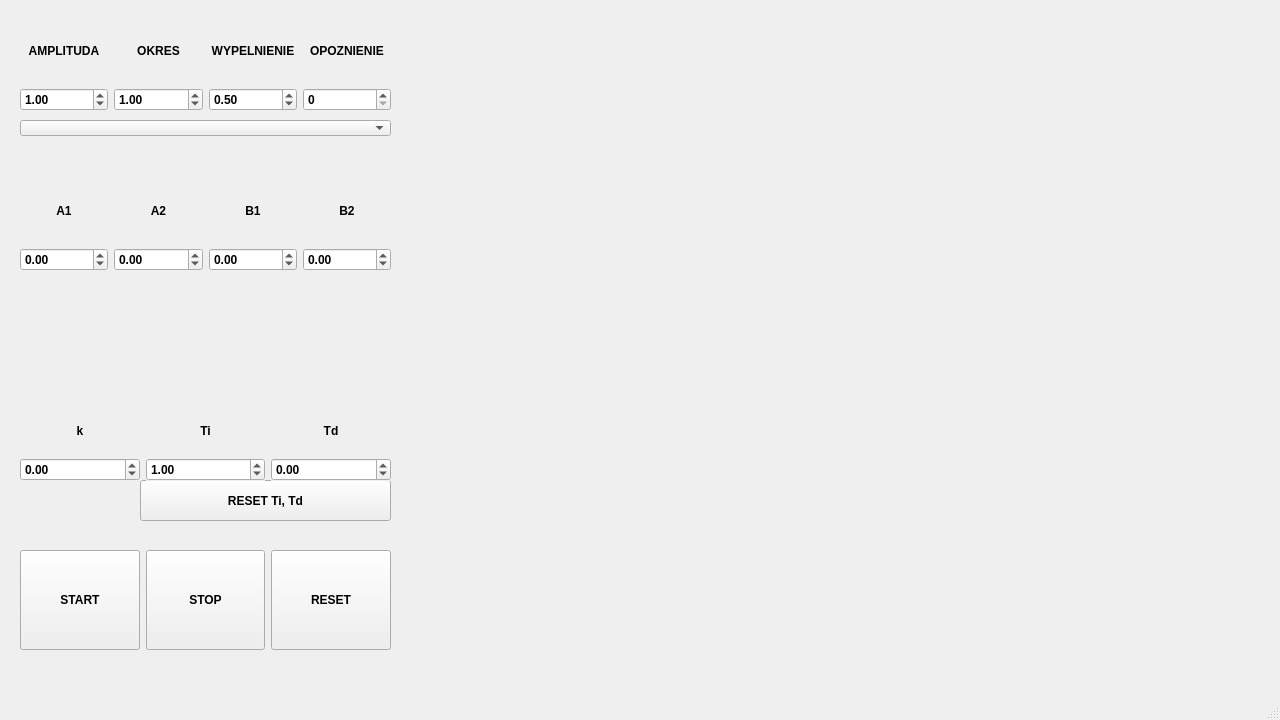
First picture: the form in mainwindow.ui, repository GrzegorzFalkiewicz/AutoControl-Simulator, before the edit.
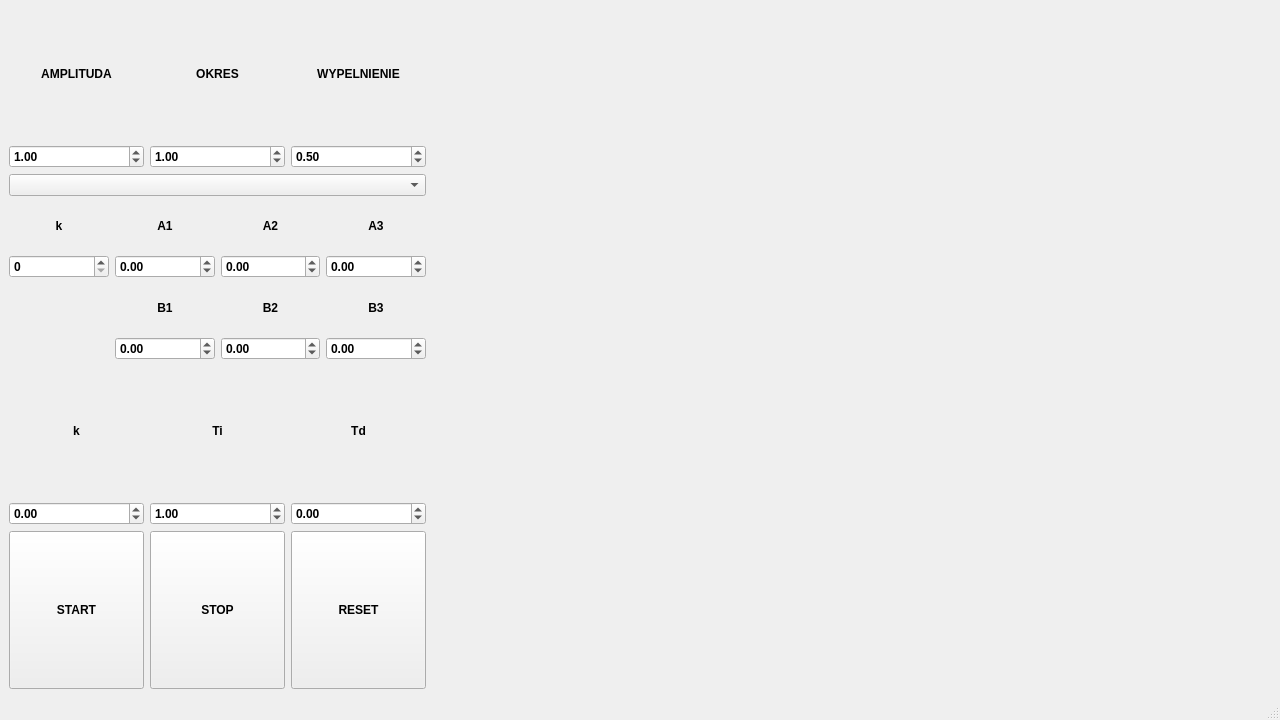
Second picture: the form after the edit.

```diff
--- a/mainwindow.ui
+++ b/mainwindow.ui
@@ -38,168 +38,90 @@
    <bool>true</bool>
   </property>
   <widget class="QWidget" name="centralwidget">
-   <widget class="QWidget" name="verticalLayoutWidget">
-    <property name="geometry">
-     <rect>
-      <x>440</x>
-      <y>20</y>
-      <width>821</width>
-      <height>291</height>
-     </rect>
-    </property>
-    <layout class="QVBoxLayout" name="verticalLayout">
-     <property name="sizeConstraint">
-      <enum>QLayout::SizeConstraint::SetDefaultConstraint</enum>
-     </property>
-    </layout>
-   </widget>
-   <widget class="QWidget" name="verticalLayoutWidget_4">
-    <property name="geometry">
-     <rect>
-      <x>440</x>
-      <y>390</y>
-      <width>821</width>
-      <height>291</height>
-     </rect>
-    </property>
-    <layout class="QVBoxLayout" name="verticalLayoutPID"/>
-   </widget>
-   <widget class="QPushButton" name="resetPIDButton">
-    <property name="geometry">
-     <rect>
-      <x>140</x>
-      <y>480</y>
-      <width>251</width>
-      <height>41</height>
-     </rect>
-    </property>
+   <layout class="QGridLayout" name="gridLayout_5">
+    <item row="4" column="0">
+     <layout class="QHBoxLayout" name="horizontalLayout">
+      <item>
+       <widget class="QPushButton" name="startButton">
+        <property name="minimumSize">
+         <size>
+          <width>0</width>
+          <height>100</height>
+         </size>
+        </property>
+        <property name="maximumSize">
+         <size>
+          <width>16777215</width>
+          <height>300</height>
+         </size>
+        </property>
     <property name="autoFillBackground">
      <bool>true</bool>
     </property>
     <property name="text">
-     <string>RESET Ti, Td</string>
-    </property>
-   </widget>
-   <widget class="QWidget" name="gridLayoutWidget">
-    <property name="geometry">
-     <rect>
-      <x>20</x>
-      <y>410</y>
-      <width>371</width>
-      <height>71</height>
-     </rect>
-    </property>
-    <layout class="QGridLayout" name="gridLayout_2">
-     <item row="0" column="1">
-      <widget class="QLabel" name="label_5">
-       <property name="autoFillBackground">
-        <bool>true</bool>
-       </property>
-       <property name="text">
-        <string>k</string>
-       </property>
-       <property name="alignment">
-        <set>Qt::AlignmentFlag::AlignCenter</set>
-       </property>
-      </widget>
-     </item>
-     <item row="0" column="2">
-      <widget class="QLabel" name="label_6">
+         <string>START</string>
+        </property>
+       </widget>
+      </item>
+      <item>
+       <widget class="QPushButton" name="stopButton">
+        <property name="minimumSize">
+         <size>
+          <width>0</width>
+          <height>100</height>
+         </size>
+        </property>
+        <property name="maximumSize">
+         <size>
+          <width>16777215</width>
+          <height>300</height>
+         </size>
+        </property>
        <property name="autoFillBackground">
         <bool>true</bool>
        </property>
        <property name="text">
-        <string>Ti</string>
-       </property>
-       <property name="alignment">
-        <set>Qt::AlignmentFlag::AlignCenter</set>
-       </property>
-      </widget>
-     </item>
-     <item row="1" column="2">
-      <widget class="QDoubleSpinBox" name="spinBoxTi">
-       <property name="autoFillBackground">
-        <bool>true</bool>
-       </property>
-       <property name="minimum">
-        <double>-100.000000000000000</double>
-       </property>
-       <property name="maximum">
-        <double>100.000000000000000</double>
-       </property>
-       <property name="singleStep">
-        <double>0.100000000000000</double>
-       </property>
-       <property name="value">
-        <double>1.000000000000000</double>
-       </property>
-      </widget>
-     </item>
-     <item row="1" column="1">
-      <widget class="QDoubleSpinBox" name="spinBoxK">
+         <string>STOP</string>
+        </property>
+       </widget>
+      </item>
+      <item>
+       <widget class="QPushButton" name="resetButton">
+        <property name="minimumSize">
+         <size>
+          <width>0</width>
+          <height>100</height>
+         </size>
+        </property>
+        <property name="maximumSize">
+         <size>
+          <width>16777215</width>
+          <height>300</height>
+         </size>
+        </property>
        <property name="autoFillBackground">
         <bool>true</bool>
        </property>
-       <property name="minimum">
-        <double>-100.000000000000000</double>
-       </property>
-       <property name="maximum">
-        <double>100.000000000000000</double>
-       </property>
-       <property name="singleStep">
-        <double>0.100000000000000</double>
-       </property>
-      </widget>
-     </item>
-     <item row="1" column="3">
-      <widget class="QDoubleSpinBox" name="spinBoxTd">
-       <property name="autoFillBackground">
-        <bool>true</bool>
-       </property>
-       <property name="minimum">
-        <double>-100.000000000000000</double>
-       </property>
-       <property name="maximum">
-        <double>100.000000000000000</double>
-       </property>
-       <property name="singleStep">
-        <double>0.100000000000000</double>
-       </property>
-      </widget>
-     </item>
-     <item row="0" column="3">
-      <widget class="QLabel" name="label_7">
-       <property name="layoutDirection">
-        <enum>Qt::LayoutDirection::LeftToRight</enum>
-       </property>
-       <property name="autoFillBackground">
-        <bool>true</bool>
-       </property>
-       <property name="frameShape">
-        <enum>QFrame::Shape::NoFrame</enum>
-       </property>
        <property name="text">
-        <string>Td</string>
-       </property>
-       <property name="alignment">
-        <set>Qt::AlignmentFlag::AlignCenter</set>
-       </property>
+         <string>RESET</string>
+        </property>
       </widget>
      </item>
     </layout>
-   </widget>
-   <widget class="QWidget" name="gridLayoutWidget_2">
-    <property name="geometry">
-     <rect>
-      <x>20</x>
-      <y>20</y>
-      <width>371</width>
-      <height>91</height>
-     </rect>
-    </property>
+    </item>
+    <item row="3" column="2" rowspan="2">
+     <layout class="QVBoxLayout" name="verticalLayoutUchyb"/>
+    </item>
+    <item row="0" column="0">
     <layout class="QGridLayout" name="gridLayout_3">
      <item row="1" column="0">
       <widget class="QDoubleSpinBox" name="spinBoxAmplituda">
+        <property name="minimumSize">
+         <size>
+          <width>134</width>
+          <height>23</height>
+         </size>
+        </property>
        <property name="maximum">
         <double>10.000000000000000</double>
        </property>
@@ -213,6 +135,12 @@
      </item>
      <item row="1" column="1">
       <widget class="QDoubleSpinBox" name="spinBoxOkres">
+        <property name="minimumSize">
+         <size>
+          <width>135</width>
+          <height>23</height>
+         </size>
+        </property>
        <property name="minimum">
         <double>0.100000000000000</double>
        </property>
@@ -227,21 +155,14 @@
        </property>
       </widget>
      </item>
-     <item row="0" column="3">
-      <widget class="QLabel" name="label_11">
-       <property name="autoFillBackground">
-        <bool>true</bool>
-       </property>
-       <property name="text">
-        <string>OPOZNIENIE</string>
-       </property>
-       <property name="alignment">
-        <set>Qt::AlignmentFlag::AlignCenter</set>
-       </property>
-      </widget>
-     </item>
      <item row="1" column="2">
       <widget class="QDoubleSpinBox" name="spinBoxWypelnienie">
+        <property name="minimumSize">
+         <size>
+          <width>134</width>
+          <height>23</height>
+         </size>
+        </property>
        <property name="maximum">
         <double>1.000000000000000</double>
        </property>
@@ -255,6 +176,24 @@
      </item>
      <item row="0" column="0">
       <widget class="QLabel" name="label_8">
+        <property name="sizePolicy">
+         <sizepolicy hsizetype="Minimum" vsizetype="Minimum">
+          <horstretch>0</horstretch>
+          <verstretch>0</verstretch>
+         </sizepolicy>
+        </property>
+        <property name="minimumSize">
+         <size>
+          <width>134</width>
+          <height>123</height>
+         </size>
+        </property>
+        <property name="maximumSize">
+         <size>
+          <width>16777215</width>
+          <height>300</height>
+         </size>
+        </property>
        <property name="layoutDirection">
         <enum>Qt::LayoutDirection::LeftToRight</enum>
        </property>
@@ -272,15 +211,20 @@
        </property>
       </widget>
      </item>
-     <item row="1" column="3">
-      <widget class="QSpinBox" name="spinBoxCzas">
-       <property name="maximum">
-        <number>100</number>
-       </property>
-      </widget>
-     </item>
      <item row="0" column="1">
       <widget class="QLabel" name="label_9">
+        <property name="minimumSize">
+         <size>
+          <width>135</width>
+          <height>123</height>
+         </size>
+        </property>
+        <property name="maximumSize">
+         <size>
+          <width>16777215</width>
+          <height>300</height>
+         </size>
+        </property>
        <property name="autoFillBackground">
         <bool>true</bool>
        </property>
@@ -294,6 +238,18 @@
      </item>
      <item row="0" column="2">
       <widget class="QLabel" name="label_10">
+        <property name="minimumSize">
+         <size>
+          <width>134</width>
+          <height>123</height>
+         </size>
+        </property>
+        <property name="maximumSize">
+         <size>
+          <width>16777215</width>
+          <height>300</height>
+         </size>
+        </property>
        <property name="autoFillBackground">
         <bool>true</bool>
        </property>
@@ -306,32 +262,219 @@
       </widget>
      </item>
     </layout>
-   </widget>
+    </item>
+    <item row="3" column="0">
+     <layout class="QGridLayout" name="gridLayout_2">
+      <item row="0" column="1">
+       <widget class="QLabel" name="label_5">
+        <property name="maximumSize">
+         <size>
+          <width>16777215</width>
+          <height>300</height>
+         </size>
+        </property>
+        <property name="autoFillBackground">
+         <bool>true</bool>
+        </property>
+        <property name="text">
+         <string>k</string>
+        </property>
+        <property name="alignment">
+         <set>Qt::AlignmentFlag::AlignCenter</set>
+        </property>
+       </widget>
+      </item>
+      <item row="0" column="2">
+       <widget class="QLabel" name="label_6">
+        <property name="maximumSize">
+         <size>
+          <width>16777215</width>
+          <height>300</height>
+         </size>
+        </property>
+        <property name="autoFillBackground">
+         <bool>true</bool>
+        </property>
+        <property name="text">
+         <string>Ti</string>
+        </property>
+        <property name="alignment">
+         <set>Qt::AlignmentFlag::AlignCenter</set>
+        </property>
+       </widget>
+      </item>
+      <item row="1" column="2">
+       <widget class="QDoubleSpinBox" name="spinBoxTi">
+        <property name="autoFillBackground">
+         <bool>true</bool>
+        </property>
+        <property name="minimum">
+         <double>-100.000000000000000</double>
+        </property>
+        <property name="maximum">
+         <double>100.000000000000000</double>
+        </property>
+        <property name="singleStep">
+         <double>0.100000000000000</double>
+        </property>
+        <property name="value">
+         <double>1.000000000000000</double>
+        </property>
+       </widget>
+      </item>
+      <item row="1" column="1">
+       <widget class="QDoubleSpinBox" name="spinBoxK">
+        <property name="autoFillBackground">
+         <bool>true</bool>
+        </property>
+        <property name="minimum">
+         <double>-100.000000000000000</double>
+        </property>
+        <property name="maximum">
+         <double>100.000000000000000</double>
+        </property>
+        <property name="singleStep">
+         <double>0.100000000000000</double>
+        </property>
+       </widget>
+      </item>
+      <item row="1" column="3">
+       <widget class="QDoubleSpinBox" name="spinBoxTd">
+        <property name="autoFillBackground">
+         <bool>true</bool>
+        </property>
+        <property name="minimum">
+         <double>-100.000000000000000</double>
+        </property>
+        <property name="maximum">
+         <double>100.000000000000000</double>
+        </property>
+        <property name="singleStep">
+         <double>0.100000000000000</double>
+        </property>
+       </widget>
+      </item>
+      <item row="0" column="3">
+       <widget class="QLabel" name="label_7">
+        <property name="sizePolicy">
+         <sizepolicy hsizetype="Preferred" vsizetype="Preferred">
+          <horstretch>0</horstretch>
+          <verstretch>0</verstretch>
+         </sizepolicy>
+        </property>
+        <property name="minimumSize">
+         <size>
+          <width>0</width>
+          <height>50</height>
+         </size>
+        </property>
+        <property name="maximumSize">
+         <size>
+          <width>16777215</width>
+          <height>300</height>
+         </size>
+        </property>
+        <property name="layoutDirection">
+         <enum>Qt::LayoutDirection::LeftToRight</enum>
+        </property>
+        <property name="autoFillBackground">
+         <bool>true</bool>
+        </property>
+        <property name="frameShape">
+         <enum>QFrame::Shape::NoFrame</enum>
+        </property>
+        <property name="text">
+         <string>Td</string>
+        </property>
+        <property name="alignment">
+         <set>Qt::AlignmentFlag::AlignCenter</set>
+        </property>
+       </widget>
+      </item>
+     </layout>
+    </item>
+    <item row="1" column="0">
    <widget class="QComboBox" name="signalTypeComboBox">
-    <property name="geometry">
-     <rect>
-      <x>20</x>
-      <y>120</y>
-      <width>371</width>
-      <height>16</height>
-     </rect>
-    </property>
     <property name="autoFillBackground">
      <bool>true</bool>
     </property>
    </widget>
-   <widget class="QWidget" name="gridLayoutWidget_3">
-    <property name="geometry">
-     <rect>
-      <x>20</x>
-      <y>180</y>
-      <width>371</width>
-      <height>91</height>
-     </rect>
-    </property>
+    </item>
+    <item row="0" column="1" rowspan="3" colspan="2">
+     <layout class="QVBoxLayout" name="verticalLayout">
+      <property name="sizeConstraint">
+       <enum>QLayout::SizeConstraint::SetDefaultConstraint</enum>
+      </property>
+     </layout>
+    </item>
+    <item row="3" column="1" rowspan="2">
+     <layout class="QVBoxLayout" name="verticalLayoutPID"/>
+    </item>
+    <item row="2" column="0">
     <layout class="QGridLayout" name="gridLayout_4">
      <item row="0" column="1">
+       <widget class="QLabel" name="label">
+        <property name="maximumSize">
+         <size>
+          <width>16777215</width>
+          <height>300</height>
+         </size>
+        </property>
+        <property name="autoFillBackground">
+         <bool>true</bool>
+        </property>
+        <property name="text">
+         <string>A1</string>
+        </property>
+        <property name="alignment">
+         <set>Qt::AlignmentFlag::AlignCenter</set>
+        </property>
+       </widget>
+      </item>
+      <item row="0" column="0">
+       <widget class="QLabel" name="label_11">
+        <property name="maximumSize">
+         <size>
+          <width>16777215</width>
+          <height>300</height>
+         </size>
+        </property>
+        <property name="autoFillBackground">
+         <bool>true</bool>
+        </property>
+        <property name="text">
+         <string>k</string>
+        </property>
+        <property name="alignment">
+         <set>Qt::AlignmentFlag::AlignCenter</set>
+        </property>
+       </widget>
+      </item>
+      <item row="1" column="0" alignment="Qt::AlignmentFlag::AlignVCenter">
+       <widget class="QSpinBox" name="spinBoxCzas">
+        <property name="maximum">
+         <number>100</number>
+        </property>
+       </widget>
+      </item>
+      <item row="1" column="3">
+       <widget class="QDoubleSpinBox" name="spinBoxA3">
+        <property name="minimum">
+         <double>-99.000000000000000</double>
+        </property>
+        <property name="singleStep">
+         <double>0.100000000000000</double>
+        </property>
+       </widget>
+      </item>
+      <item row="0" column="2">
       <widget class="QLabel" name="label_2">
+        <property name="maximumSize">
+         <size>
+          <width>16777215</width>
+          <height>300</height>
+         </size>
+        </property>
        <property name="autoFillBackground">
         <bool>true</bool>
        </property>
@@ -343,8 +486,46 @@
        </property>
       </widget>
      </item>
-     <item row="0" column="2">
+      <item row="1" column="1">
+       <widget class="QDoubleSpinBox" name="spinBoxA1">
+        <property name="autoFillBackground">
+         <bool>true</bool>
+        </property>
+        <property name="minimum">
+         <double>-100.000000000000000</double>
+        </property>
+        <property name="maximum">
+         <double>100.000000000000000</double>
+        </property>
+        <property name="singleStep">
+         <double>0.100000000000000</double>
+        </property>
+       </widget>
+      </item>
+      <item row="1" column="2">
+       <widget class="QDoubleSpinBox" name="spinBoxA2">
+        <property name="autoFillBackground">
+         <bool>true</bool>
+        </property>
+        <property name="minimum">
+         <double>-100.000000000000000</double>
+        </property>
+        <property name="maximum">
+         <double>100.000000000000000</double>
+        </property>
+        <property name="singleStep">
+         <double>0.100000000000000</double>
+        </property>
+       </widget>
+      </item>
+      <item row="2" column="1">
       <widget class="QLabel" name="label_3">
+        <property name="maximumSize">
+         <size>
+          <width>16777215</width>
+          <height>300</height>
+         </size>
+        </property>
        <property name="autoFillBackground">
         <bool>true</bool>
        </property>
@@ -356,21 +537,49 @@
        </property>
       </widget>
      </item>
-     <item row="0" column="0">
-      <widget class="QLabel" name="label">
+      <item row="0" column="3">
+       <widget class="QLabel" name="label_12">
+        <property name="maximumSize">
+         <size>
+          <width>16777215</width>
+          <height>300</height>
+         </size>
+        </property>
        <property name="autoFillBackground">
         <bool>true</bool>
        </property>
        <property name="text">
-        <string>A1</string>
+         <string>A3</string>
        </property>
        <property name="alignment">
         <set>Qt::AlignmentFlag::AlignCenter</set>
        </property>
       </widget>
      </item>
-     <item row="0" column="3">
+      <item row="3" column="1">
+       <widget class="QDoubleSpinBox" name="spinBoxB1">
+        <property name="autoFillBackground">
+         <bool>true</bool>
+        </property>
+        <property name="minimum">
+         <double>-100.000000000000000</double>
+        </property>
+        <property name="maximum">
+         <double>100.000000000000000</double>
+        </property>
+        <property name="singleStep">
+         <double>0.100000000000000</double>
+        </property>
+       </widget>
+      </item>
+      <item row="2" column="2">
       <widget class="QLabel" name="label_4">
+        <property name="maximumSize">
+         <size>
+          <width>16777215</width>
+          <height>300</height>
+         </size>
+        </property>
        <property name="autoFillBackground">
         <bool>true</bool>
        </property>
@@ -382,55 +591,7 @@
        </property>
       </widget>
      </item>
-     <item row="1" column="0">
-      <widget class="QDoubleSpinBox" name="spinBoxA1">
-       <property name="autoFillBackground">
-        <bool>true</bool>
-       </property>
-       <property name="minimum">
-        <double>-100.000000000000000</double>
-       </property>
-       <property name="maximum">
-        <double>100.000000000000000</double>
-       </property>
-       <property name="singleStep">
-        <double>0.100000000000000</double>
-       </property>
-      </widget>
-     </item>
-     <item row="1" column="1">
-      <widget class="QDoubleSpinBox" name="spinBoxA2">
-       <property name="autoFillBackground">
-        <bool>true</bool>
-       </property>
-       <property name="minimum">
-        <double>-100.000000000000000</double>
-       </property>
-       <property name="maximum">
-        <double>100.000000000000000</double>
-       </property>
-       <property name="singleStep">
-        <double>0.100000000000000</double>
-       </property>
-      </widget>
-     </item>
-     <item row="1" column="2">
-      <widget class="QDoubleSpinBox" name="spinBoxB1">
-       <property name="autoFillBackground">
-        <bool>true</bool>
-       </property>
-       <property name="minimum">
-        <double>-100.000000000000000</double>
-       </property>
-       <property name="maximum">
-        <double>100.000000000000000</double>
-       </property>
-       <property name="singleStep">
-        <double>0.100000000000000</double>
-       </property>
-      </widget>
-     </item>
-     <item row="1" column="3">
+      <item row="3" column="2">
       <widget class="QDoubleSpinBox" name="spinBoxB2">
        <property name="autoFillBackground">
         <bool>true</bool>
@@ -446,68 +607,38 @@
        </property>
       </widget>
      </item>
-    </layout>
-   </widget>
-   <widget class="QWidget" name="horizontalLayoutWidget">
-    <property name="geometry">
-     <rect>
-      <x>20</x>
-      <y>550</y>
-      <width>371</width>
-      <height>101</height>
-     </rect>
-    </property>
-    <layout class="QHBoxLayout" name="horizontalLayout">
-     <item>
-      <widget class="QPushButton" name="startButton">
-       <property name="minimumSize">
-        <size>
-         <width>0</width>
-         <height>100</height>
-        </size>
-       </property>
-       <property name="autoFillBackground">
-        <bool>true</bool>
-       </property>
-       <property name="text">
-        <string>START</string>
-       </property>
-      </widget>
-     </item>
-     <item>
-      <widget class="QPushButton" name="stopButton">
-       <property name="minimumSize">
+      <item row="3" column="3">
+       <widget class="QDoubleSpinBox" name="spinBoxB3">
+        <property name="minimum">
+         <double>-99.000000000000000</double>
+        </property>
+        <property name="singleStep">
+         <double>0.100000000000000</double>
+        </property>
+       </widget>
+      </item>
+      <item row="2" column="3">
+       <widget class="QLabel" name="label_13">
+        <property name="maximumSize">
         <size>
-         <width>0</width>
-         <height>100</height>
+          <width>16777215</width>
+          <height>300</height>
         </size>
        </property>
        <property name="autoFillBackground">
         <bool>true</bool>
        </property>
        <property name="text">
-        <string>STOP</string>
-       </property>
-      </widget>
-     </item>
-     <item>
-      <widget class="QPushButton" name="resetButton">
-       <property name="minimumSize">
-        <size>
-         <width>0</width>
-         <height>100</height>
-        </size>
-       </property>
-       <property name="autoFillBackground">
-        <bool>true</bool>
-       </property>
-       <property name="text">
-        <string>RESET</string>
-       </property>
+         <string>B3</string>
+        </property>
+        <property name="alignment">
+         <set>Qt::AlignmentFlag::AlignCenter</set>
+        </property>
       </widget>
      </item>
     </layout>
-   </widget>
+    </item>
+   </layout>
   </widget>
   <widget class="QMenuBar" name="menubar">
    <property name="geometry">
```
Lines whose indentation alone changed are shown as unchanged.
